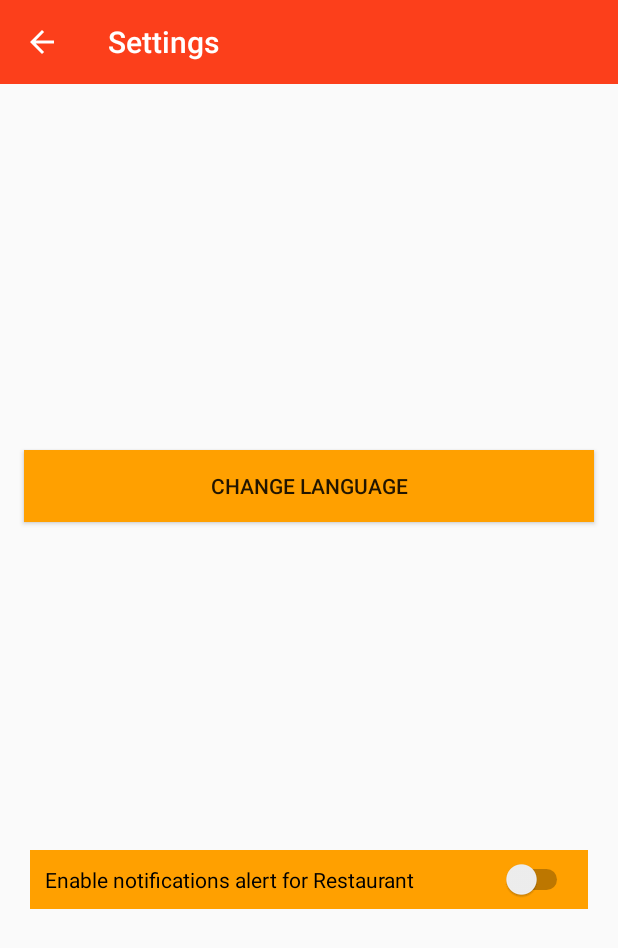
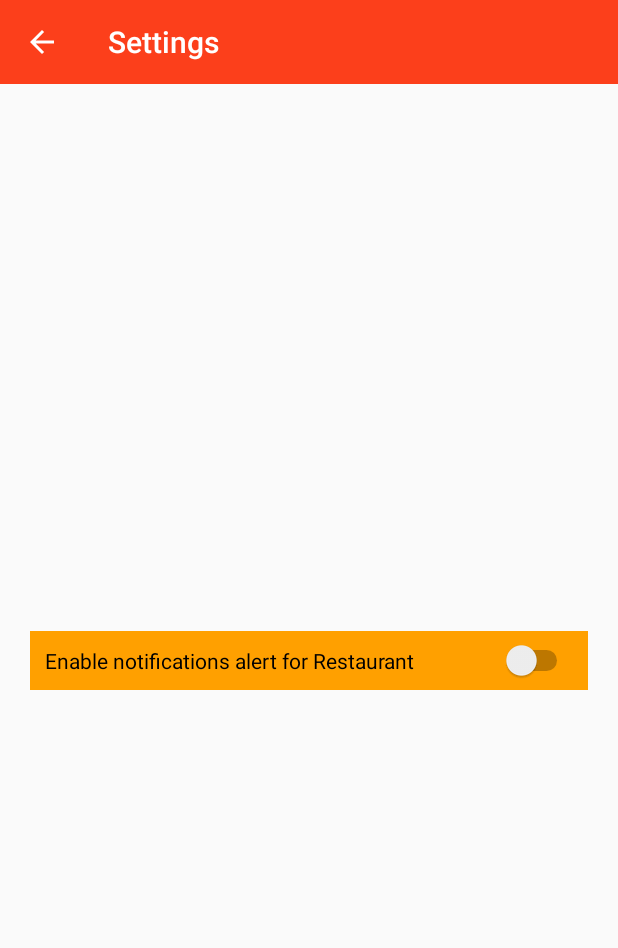
Before and after one commit to MohamedGHERBAL/Go4Lunch, an Android app: the SettingsActivity screen opened directly, with no data from a screen before it, on a phone screen of 412 x 824 dp. Shown: the top 948 px of the screen. Run offline under Robolectric (Android 15) with nearby library versions, the phone set to English and light mode, and no system bars.

Commit message:
Remove button for langage.

```diff
--- a/app/src/main/java/com/openclassrooms/go4launch/ui/SettingsActivity.java
+++ b/app/src/main/java/com/openclassrooms/go4launch/ui/SettingsActivity.java
@@ -39,6 +39,7 @@ public class SettingsActivity extends AppCompatActivity {
     // For Toolbar
     private MaterialToolbar toolbar;
 
+    // For notification
     public static final String PREFS= "PREFS";
     SharedPreferences prefs;
 
@@ -57,9 +58,8 @@ public class SettingsActivity extends AppCompatActivity {
         this.configureToolbar();
 
         setAppLocale("fr"); // "fr" Or "en"
-
         listItems = getResources().getStringArray(R.array.choose_language);
-
+/*
         // For Language
         settingsBinding.button.setOnClickListener(view1 -> {
             AlertDialog.Builder mBuilder = new AlertDialog.Builder(SettingsActivity.this);
@@ -80,6 +80,7 @@ public class SettingsActivity extends AppCompatActivity {
             AlertDialog mDialog = mBuilder.create();
             mDialog.show();
         });
+*/
 
         // For Notification
         settingsBinding.notificationsSwitch.setChecked(prefs.getBoolean("switch_checked", false));
@@ -87,7 +88,7 @@ public class SettingsActivity extends AppCompatActivity {
             WorkManager mWorkManager = WorkManager.getInstance(this);
             if (isChecked) {
 
-                long delay = calculateDelay(12, 0, 0);
+                long delay = calculateDelay(14, 10, 0);
 
                 PeriodicWorkRequest workRequest = new PeriodicWorkRequest.Builder(MyWorker.class,
                         1, TimeUnit.DAYS)
@@ -149,6 +150,7 @@ public class SettingsActivity extends AppCompatActivity {
                 : (TimeUnit.DAYS.toSeconds(1)+delta));
     }
 
+    // For Toolbar
     private void configureToolbar() {
         Log.i(TAG, "configureToolbar");
 
@@ -158,6 +160,10 @@ public class SettingsActivity extends AppCompatActivity {
 
         // Get a support ActionBar corresponding to this toolbar
         getSupportActionBar().setDisplayHomeAsUpEnabled(true);
+    }
+
+    public boolean onCreateOptionsMenu(Menu menu) {
+        return true;
     }
 
     @Override
@@ -170,8 +176,4 @@ public class SettingsActivity extends AppCompatActivity {
         return super.onOptionsItemSelected(item);
     }
 
-    public boolean onCreateOptionsMenu(Menu menu) {
-        return true;
-    }
-
 }
--- a/app/src/main/res/layout/activity_settings.xml
+++ b/app/src/main/res/layout/activity_settings.xml
@@ -8,9 +8,21 @@
 
     <include
         android:id="@+id/toolbar"
-        app:layout_constraintBottom_toTopOf="@+id/button"
+        app:layout_constraintBottom_toTopOf="@+id/notifications_switch"
         layout="@layout/toolbar" />
 
+    <Switch
+        android:id="@+id/notifications_switch"
+        android:layout_width="match_parent"
+        android:layout_height="wrap_content"
+        android:layout_margin="20dp"
+        android:padding="10dp"
+        android:background="@color/colorAccent"
+        android:text="@string/enable_notifications_rest_alert"
+        app:layout_constraintBottom_toBottomOf="parent"
+        app:layout_constraintTop_toBottomOf="@+id/toolbar"/>
+
+<!--
     <androidx.appcompat.widget.AppCompatButton
         android:id="@+id/button"
         android:layout_width="match_parent"
@@ -36,16 +48,6 @@
         app:layout_constraintEnd_toStartOf="parent"
         app:layout_constraintStart_toStartOf="parent"
         app:layout_constraintTop_toTopOf="@+id/button" />
-
-    <Switch
-        android:id="@+id/notifications_switch"
-        android:layout_width="match_parent"
-        android:layout_height="wrap_content"
-        android:layout_margin="20dp"
-        android:padding="10dp"
-        android:background="@color/colorAccent"
-        android:text="@string/enable_notifications_rest_alert"
-        app:layout_constraintBottom_toBottomOf="parent"
-        app:layout_constraintTop_toBottomOf="@+id/button"/>
+-->
 
 </androidx.constraintlayout.widget.ConstraintLayout>
```
